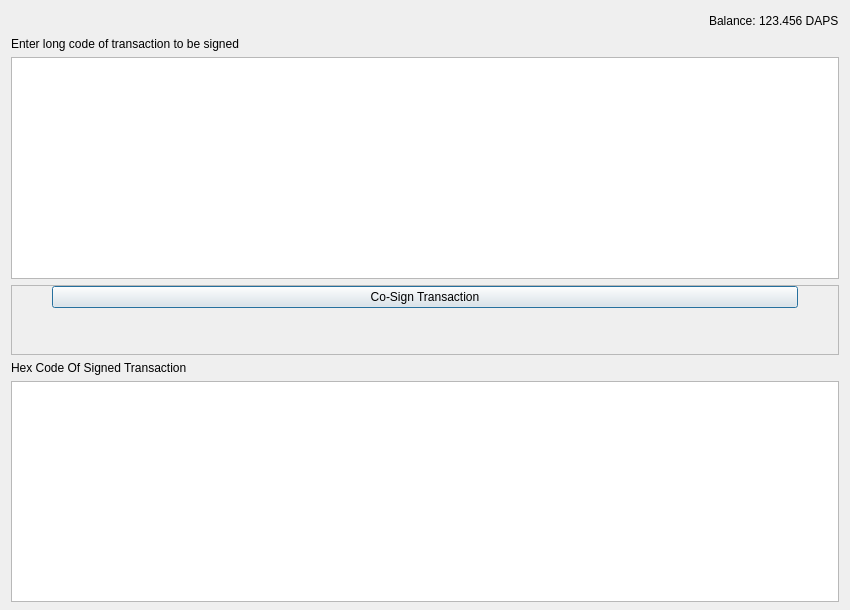
TheArcadiaGroup/DAPS, file src/qt/forms/cosigntransaction.ui: the form before one commit.
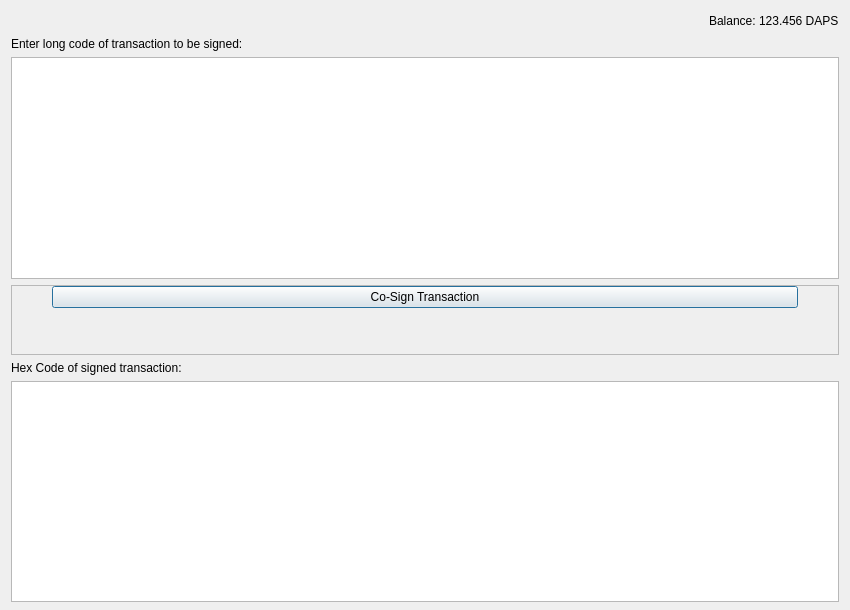
The form after the commit.

Diff of the .ui file:
```diff
--- a/src/qt/forms/cosigntransaction.ui
+++ b/src/qt/forms/cosigntransaction.ui
@@ -85,7 +85,7 @@
    <item>
     <widget class="QLabel" name="label_3">
      <property name="text">
-      <string>Enter long code of transaction to be signed</string>
+      <string>Enter long code of transaction to be signed:</string>
      </property>
     </widget>
    </item>
@@ -223,7 +223,7 @@
    <item>
     <widget class="QLabel" name="label_2">
      <property name="text">
-      <string>Hex Code Of Signed Transaction</string>
+      <string>Hex Code of signed transaction:</string>
      </property>
     </widget>
    </item>
```
Left out of the diff: 22 changed lines with no effect on the pictures.
